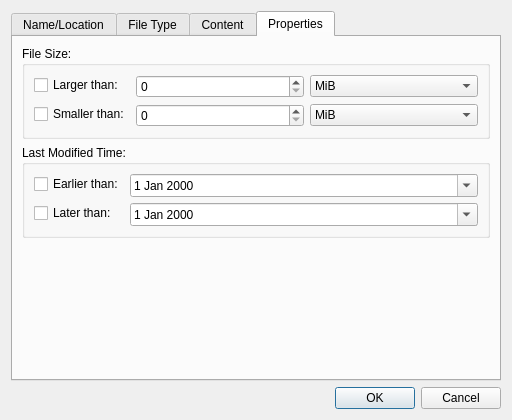
This is src/filesearch.ui in lubuntu-team/libfm-qt-packaging as Qt 5 draws it before an edit. The edited form follows.
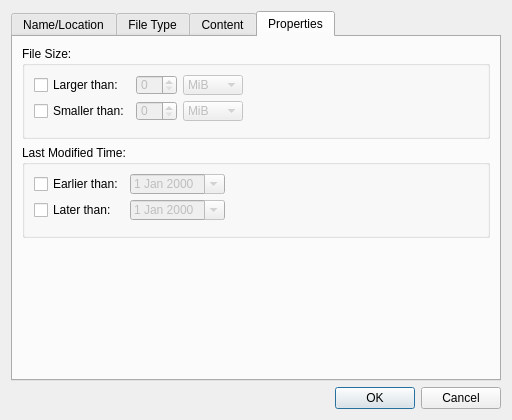
This is the edited form. The open tabs and pages were chosen to show the change. Icons and pictures are not drawn.

Patch:
```diff
--- a/src/filesearch.ui
+++ b/src/filesearch.ui
@@ -261,19 +261,40 @@
          </property>
          <layout class="QFormLayout" name="formLayout">
           <item row="0" column="0">
-           <widget class="QCheckBox" name="largerThan">
-            <property name="text">
-             <string>Larger than:</string>
-            </property>
-           </widget>
-          </item>
-          <item row="0" column="1">
-           <layout class="QHBoxLayout" name="horizontalLayout_2">
-            <item>
-             <widget class="QSpinBox" name="minSize"/>
+           <layout class="QGridLayout" name="gridLayout_2">
+            <item row="1" column="0">
+             <widget class="QCheckBox" name="smallerThan">
+              <property name="text">
+               <string>Smaller than:</string>
+              </property>
+             </widget>
             </item>
-            <item>
+            <item row="1" column="2">
+             <widget class="QSpinBox" name="maxSize">
+              <property name="enabled">
+               <bool>false</bool>
+              </property>
+             </widget>
+            </item>
+            <item row="0" column="2">
+             <widget class="QSpinBox" name="minSize">
+              <property name="enabled">
+               <bool>false</bool>
+              </property>
+             </widget>
+            </item>
+            <item row="0" column="0">
+             <widget class="QCheckBox" name="largerThan">
+              <property name="text">
+               <string>Larger than:</string>
+              </property>
+             </widget>
+            </item>
+            <item row="0" column="3">
              <widget class="QComboBox" name="minSizeUnit">
+              <property name="enabled">
+               <bool>false</bool>
+              </property>
               <property name="currentIndex">
                <number>2</number>
               </property>
@@ -299,22 +320,11 @@
               </item>
              </widget>
             </item>
-           </layout>
-          </item>
-          <item row="1" column="0">
-           <widget class="QCheckBox" name="smallerThan">
-            <property name="text">
-             <string>Smaller than:</string>
-            </property>
-           </widget>
-          </item>
-          <item row="1" column="1">
-           <layout class="QHBoxLayout" name="horizontalLayout_3">
-            <item>
-             <widget class="QSpinBox" name="maxSize"/>
-            </item>
-            <item>
+            <item row="1" column="3">
              <widget class="QComboBox" name="maxSizeUnit">
+              <property name="enabled">
+               <bool>false</bool>
+              </property>
               <property name="currentIndex">
                <number>2</number>
               </property>
@@ -347,37 +357,50 @@
        </item>
        <item>
         <widget class="QGroupBox" name="groupBox_6">
+         <property name="layoutDirection">
+          <enum>Qt::LeftToRight</enum>
+         </property>
          <property name="title">
           <string>Last Modified Time:</string>
          </property>
          <layout class="QFormLayout" name="formLayout_2">
-          <item row="0" column="0">
-           <widget class="QCheckBox" name="earlierThan">
-            <property name="text">
-             <string>Earlier than:</string>
-            </property>
-           </widget>
-          </item>
           <item row="1" column="0">
-           <widget class="QCheckBox" name="laterThan">
-            <property name="text">
-             <string>Later than:</string>
-            </property>
-           </widget>
-          </item>
-          <item row="0" column="1">
-           <widget class="QDateEdit" name="maxTime">
-            <property name="calendarPopup">
-             <bool>true</bool>
-            </property>
-           </widget>
-          </item>
-          <item row="1" column="1">
-           <widget class="QDateEdit" name="minTime">
-            <property name="calendarPopup">
-             <bool>true</bool>
-            </property>
-           </widget>
+           <layout class="QGridLayout" name="gridLayout">
+            <item row="2" column="0">
+             <widget class="QCheckBox" name="earlierThan">
+              <property name="text">
+               <string>Earlier than:</string>
+              </property>
+             </widget>
+            </item>
+            <item row="3" column="0">
+             <widget class="QCheckBox" name="laterThan">
+              <property name="text">
+               <string>Later than:</string>
+              </property>
+             </widget>
+            </item>
+            <item row="3" column="1">
+             <widget class="QDateEdit" name="minTime">
+              <property name="enabled">
+               <bool>false</bool>
+              </property>
+              <property name="calendarPopup">
+               <bool>true</bool>
+              </property>
+             </widget>
+            </item>
+            <item row="2" column="1">
+             <widget class="QDateEdit" name="maxTime">
+              <property name="enabled">
+               <bool>false</bool>
+              </property>
+              <property name="calendarPopup">
+               <bool>true</bool>
+              </property>
+             </widget>
+            </item>
+           </layout>
           </item>
          </layout>
         </widget>
```
Left out of the diff: 96 changed lines with no effect on the pictures.
